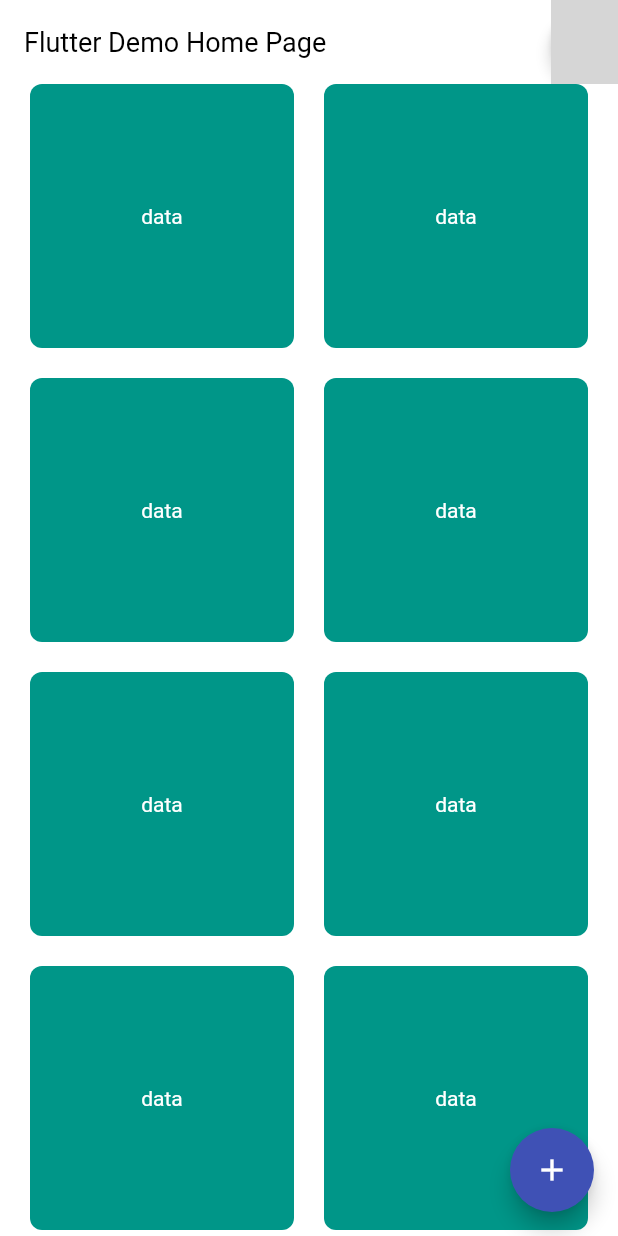
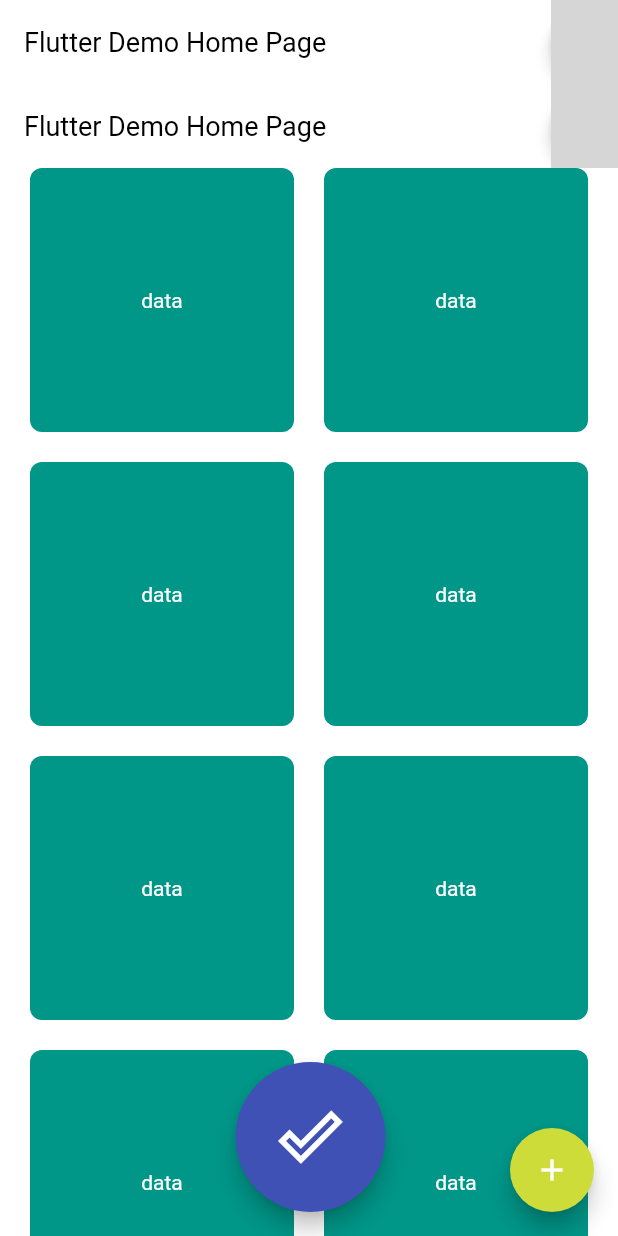
Before and after one commit to maemae-dev/mochapp, a Flutter app: the screen it shows after launch, on a phone screen of 412 x 824 dp. Run offline on Flutter 3.47's test engine with Material 2 defaults, Android fonts, the phone set to English and light mode, and no system bars; network calls fail; grey boxes are pictures that could not be loaded.

```diff
--- a/lib/screens/home.dart
+++ b/lib/screens/home.dart
@@ -23,7 +23,30 @@ class _MyHomePageState extends State<MyHomePage> {
   Widget build(BuildContext context) {
     const double gridGap = 20.0;
 
+    void navigateAccount() async {
+      Navigator.pushNamed(context, Routes.account);
+    }
+
     return Scaffold(
+      appBar: AppBar(
+        title: Text(widget.title),
+        actions: <Widget>[
+          Material(
+            elevation: 4.0,
+            shape: CircleBorder(),
+            clipBehavior: Clip.hardEdge,
+            color: Colors.transparent,
+            child: Ink.image(
+              width: 45,
+              height: 45,
+              image: NetworkImage(
+                  'https://pbs.twimg.com/profile_images/801866113017475072/235h8WlK_reasonably_small.jpg'),
+              fit: BoxFit.cover,
+              child: InkWell(onTap: navigateAccount),
+            ),
+          ),
+        ],
+      ),
       body: CustomScrollView(
         slivers: <Widget>[
           SliverAppBar(
@@ -40,17 +63,14 @@ class _MyHomePageState extends State<MyHomePage> {
                   image: NetworkImage(
                       'https://pbs.twimg.com/profile_images/801866113017475072/235h8WlK_reasonably_small.jpg'),
                   fit: BoxFit.cover,
-                  child: InkWell(
-                    onTap: () {
-                      Navigator.pushNamed(context, Routes.account);
-                    },
-                  ),
+                  child: InkWell(onTap: navigateAccount),
                 ),
               ),
             ],
           ),
           SliverPadding(
-            padding: EdgeInsets.symmetric(horizontal: gridGap),
+            padding: EdgeInsets.only(
+                right: gridGap, left: gridGap, bottom: gridGap * 7),
             sliver: SliverGrid.count(
               crossAxisSpacing: gridGap,
               mainAxisSpacing: gridGap,
@@ -61,10 +81,28 @@ class _MyHomePageState extends State<MyHomePage> {
           )
         ],
       ),
-      floatingActionButton: FloatingActionButton(
-        onPressed: _incrementCounter,
-        tooltip: 'Increment',
-        child: Icon(Icons.add),
+      floatingActionButton: Row(
+        mainAxisAlignment: MainAxisAlignment.spaceBetween,
+        crossAxisAlignment: CrossAxisAlignment.end,
+        children: <Widget>[
+          SizedBox(width: 90),
+          Container(
+            height: 100.0,
+            width: 100.0,
+            child: FittedBox(
+              child: FloatingActionButton(
+                onPressed: navigateAccount,
+                child: Icon(Icons.done_outline),
+              ),
+            ),
+          ),
+          FloatingActionButton(
+            backgroundColor: Colors.lime,
+            onPressed: _incrementCounter,
+            tooltip: 'Increment',
+            child: Icon(Icons.add),
+          ),
+        ],
       ),
     );
   }
@@ -75,9 +113,9 @@ class Item extends StatelessWidget {
   Widget build(BuildContext context) {
     return Container(
       decoration: BoxDecoration(
-          borderRadius: BorderRadius.all(Radius.circular(8.0)),
-          color: Colors.teal),
-      // color: Colors.yellow,
+        borderRadius: BorderRadius.all(Radius.circular(8.0)),
+        color: Colors.teal,
+      ),
       child: Center(
         child: Text(
           'data',
--- a/pubspec.yaml
+++ b/pubspec.yaml
@@ -28,29 +28,23 @@ dev_dependencies:
   flutter_test:
     sdk: flutter
 
-
 # For information on the generic Dart part of this file, see the
 # following page: https://dart.dev/tools/pub/pubspec
 
 # The following section is specific to Flutter.
 flutter:
-
   # The following line ensures that the Material Icons font is
   # included with your application, so that you can use the icons in
   # the material Icons class.
   uses-material-design: true
-
   # To add assets to your application, add an assets section, like this:
   # assets:
   #  - images/a_dot_burr.jpeg
   #  - images/a_dot_ham.jpeg
-
   # An image asset can refer to one or more resolution-specific "variants", see
   # https://flutter.dev/assets-and-images/#resolution-aware.
-
   # For details regarding adding assets from package dependencies, see
   # https://flutter.dev/assets-and-images/#from-packages
-
   # To add custom fonts to your application, add a fonts section here,
   # in this "flutter" section. Each entry in this list should have a
   # "family" key with the font family name, and a "fonts" key with a
```
Also changed, not shown: lib/screens/account.dart (+2 -19 lines).
